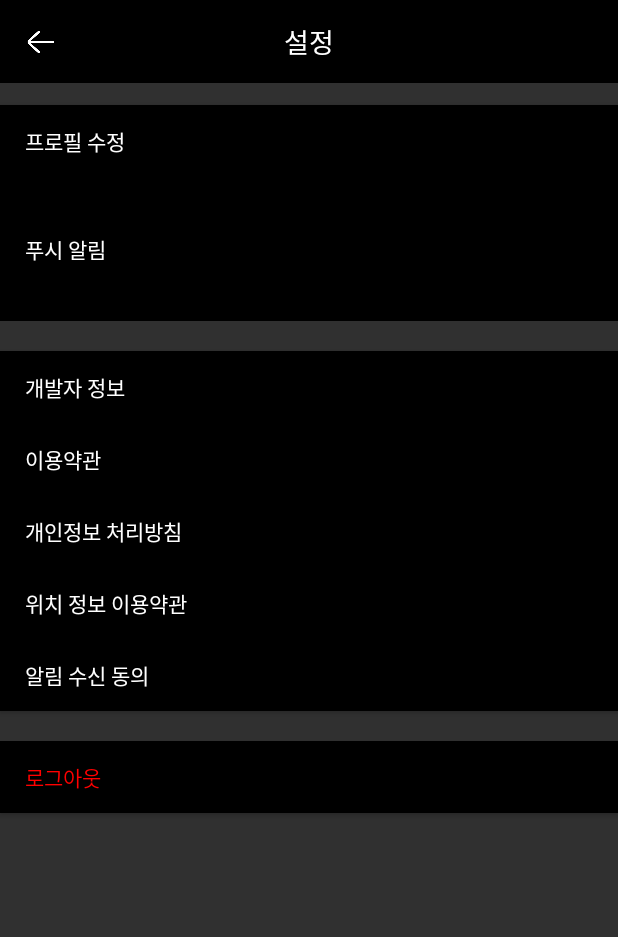
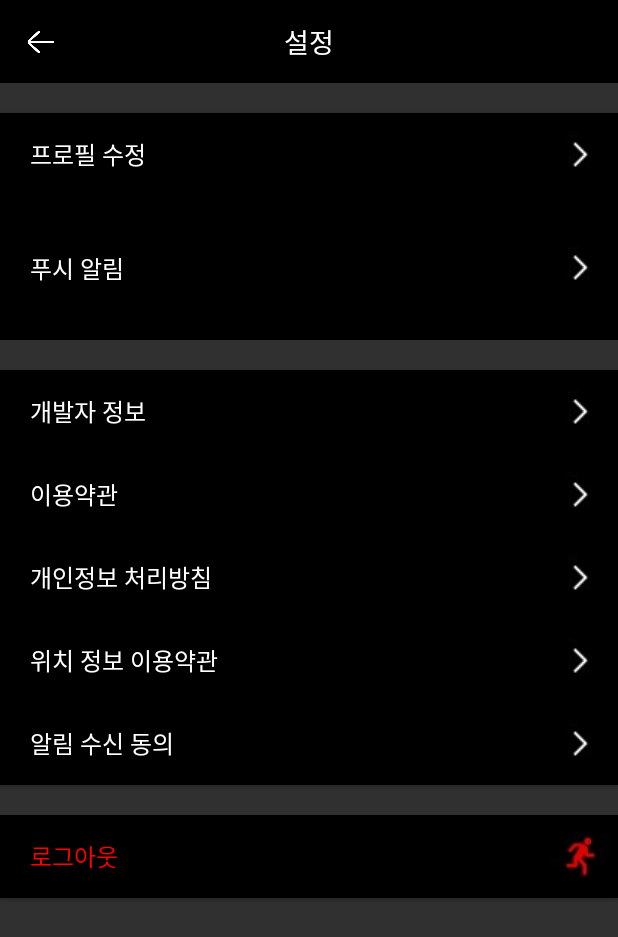
Before and after one commit to ccomangi2/FaditorExample, an Android app: the SettingActivity screen opened directly, with no data from a screen before it, on a phone screen of 412 x 824 dp. Shown: the top 937 px of the screen. Run offline under Robolectric (Android 15) with nearby library versions, the phone set to English and light mode, and no system bars.

Commit message:
설정 화면 수정

```diff
--- /dev/null
+++ b/app/src/main/res/drawable/image_shadow.xml
@@ -0,0 +1,11 @@
+<?xml version="1.0" encoding="utf-8"?>
+<selector xmlns:android="http://schemas.android.com/apk/res/android">
+    <item>
+        <shape android:shape="rectangle">
+            <corners android:radius="2dp" />
+            <gradient android:angle="180"
+                android:endColor="#000000"
+                android:startColor="@color/basic" />
+        </shape>
+    </item>
+</selector>
--- a/app/src/main/res/layout/activity_profileedit.xml
+++ b/app/src/main/res/layout/activity_profileedit.xml
@@ -63,6 +63,7 @@
         android:id="@+id/linearLayout3"
         android:layout_width="match_parent"
         android:layout_height="wrap_content"
+        android:background="#000000"
         android:orientation="vertical"
         app:layout_constraintTop_toBottomOf="@+id/constraintLayout4">
 
@@ -71,9 +72,7 @@
             android:layout_height="100dp"
             android:layout_gravity="center"
             android:layout_marginTop="30dp"
-            android:src="@drawable/test"
-            app:civ_border_color="#FF0000"
-            app:civ_border_width="2dp" />
+            android:src="@drawable/test" />
 
         <Button
             android:id="@+id/image_change"
--- a/app/src/main/res/layout/activity_setting.xml
+++ b/app/src/main/res/layout/activity_setting.xml
@@ -53,101 +53,109 @@
         app:layout_constraintEnd_toEndOf="parent"
         app:layout_constraintHorizontal_bias="0.0"
         app:layout_constraintStart_toStartOf="parent"
-        app:layout_constraintTop_toTopOf="parent"
+        app:layout_constraintTop_toBottomOf="@+id/constraintLayout"
         app:layout_constraintVertical_bias="0.0">
 
         <Button
             android:id="@+id/setProfile"
-            android:layout_width="fill_parent"
-            android:layout_height="wrap_content"
-            android:layout_marginTop="70dp"
+            android:layout_width="match_parent"
+            android:layout_height="55dp"
+            android:layout_marginTop="20dp"
             android:background="#000000"
             android:gravity="center_vertical"
             android:text="     프로필 수정"
-            app:layout_constraintEnd_toEndOf="parent"
+            android:textSize="16sp"
+            android:drawableRight="@drawable/ba"
             app:layout_constraintStart_toStartOf="parent"
             app:layout_constraintTop_toTopOf="parent"
             app:srcCompat="@drawable/daum" />
 
         <Switch
             android:id="@+id/setPush"
-            android:layout_width="fill_parent"
-            android:layout_height="45dp"
+            android:layout_width="match_parent"
+            android:layout_height="55dp"
             android:background="#000000"
             android:gravity="center_vertical"
             android:text="     푸시 알림"
+            android:textSize="16sp"
+            android:drawableRight="@drawable/ba"
             android:thumb="@drawable/switch_btn_selector"
             android:track="@drawable/switch_background"
-            app:layout_constraintEnd_toEndOf="parent"
             app:layout_constraintStart_toStartOf="parent"
             app:layout_constraintTop_toBottomOf="@+id/setProfile" />
 
         <Button
             android:id="@+id/directorInfo"
-            android:layout_width="fill_parent"
-            android:layout_height="wrap_content"
+            android:layout_width="match_parent"
+            android:layout_height="55dp"
             android:layout_marginTop="20dp"
             android:background="#000000"
             android:gravity="center_vertical"
             android:text="     개발자 정보"
-            app:layout_constraintEnd_toEndOf="parent"
+            android:textSize="16sp"
+            android:drawableRight="@drawable/ba"
             app:layout_constraintStart_toStartOf="parent"
             app:layout_constraintTop_toBottomOf="@+id/setPush" />
 
         <Button
             android:id="@+id/termsOfUse"
-            android:layout_width="fill_parent"
-            android:layout_height="wrap_content"
+            android:layout_width="match_parent"
+            android:layout_height="55dp"
             android:background="#000000"
             android:gravity="center_vertical"
             android:text="     이용약관"
-            app:layout_constraintEnd_toEndOf="parent"
+            android:textSize="16sp"
+            android:drawableRight="@drawable/ba"
             app:layout_constraintStart_toStartOf="parent"
             app:layout_constraintTop_toBottomOf="@+id/directorInfo" />
 
         <Button
             android:id="@+id/privacyPolicy"
-            android:layout_width="fill_parent"
-            android:layout_height="wrap_content"
+            android:layout_width="match_parent"
+            android:layout_height="55dp"
             android:background="#000000"
             android:gravity="center_vertical"
             android:text="     개인정보 처리방침"
-            app:layout_constraintEnd_toEndOf="parent"
+            android:textSize="16sp"
+            android:drawableRight="@drawable/ba"
             app:layout_constraintStart_toStartOf="parent"
             app:layout_constraintTop_toBottomOf="@+id/termsOfUse" />
 
         <Button
             android:id="@+id/locationInfo"
-            android:layout_width="fill_parent"
-            android:layout_height="wrap_content"
+            android:layout_width="match_parent"
+            android:layout_height="55dp"
             android:background="#000000"
             android:gravity="center_vertical"
             android:text="     위치 정보 이용약관"
-            app:layout_constraintEnd_toEndOf="parent"
+            android:textSize="16sp"
+            android:drawableRight="@drawable/ba"
             app:layout_constraintStart_toStartOf="parent"
             app:layout_constraintTop_toBottomOf="@+id/privacyPolicy" />
 
         <Button
             android:id="@+id/receiveNotice"
-            android:layout_width="fill_parent"
-            android:layout_height="wrap_content"
+            android:layout_width="match_parent"
+            android:layout_height="55dp"
             android:background="#000000"
             android:gravity="center_vertical"
             android:text="     알림 수신 동의"
-            app:layout_constraintEnd_toEndOf="parent"
+            android:textSize="16sp"
+            android:drawableRight="@drawable/ba"
             app:layout_constraintStart_toStartOf="parent"
             app:layout_constraintTop_toBottomOf="@+id/locationInfo" />
 
         <Button
             android:id="@+id/logOut"
-            android:layout_width="fill_parent"
-            android:layout_height="wrap_content"
+            android:layout_width="match_parent"
+            android:layout_height="55dp"
             android:layout_marginTop="20dp"
             android:background="#000000"
             android:gravity="center_vertical"
             android:text="     로그아웃"
             android:textColor="#FF0000"
-            app:layout_constraintEnd_toEndOf="parent"
+            android:textSize="16sp"
+            android:drawableRight="@drawable/exit"
             app:layout_constraintStart_toStartOf="parent"
             app:layout_constraintTop_toBottomOf="@+id/receiveNotice" />
 
```
Also changed, not shown: app/src/main/res/drawable-v24/ba.jpg (added), app/src/main/res/drawable-v24/exit.jpg (added).
